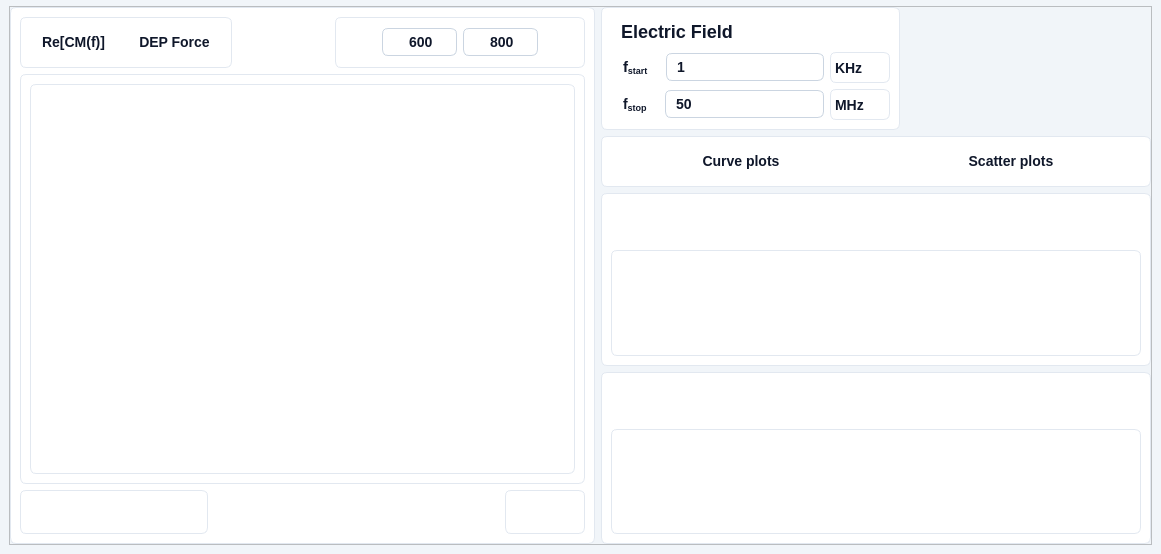
Old version of the form ui/main.ui in the repository IoanTivig/OpenDEP_View.
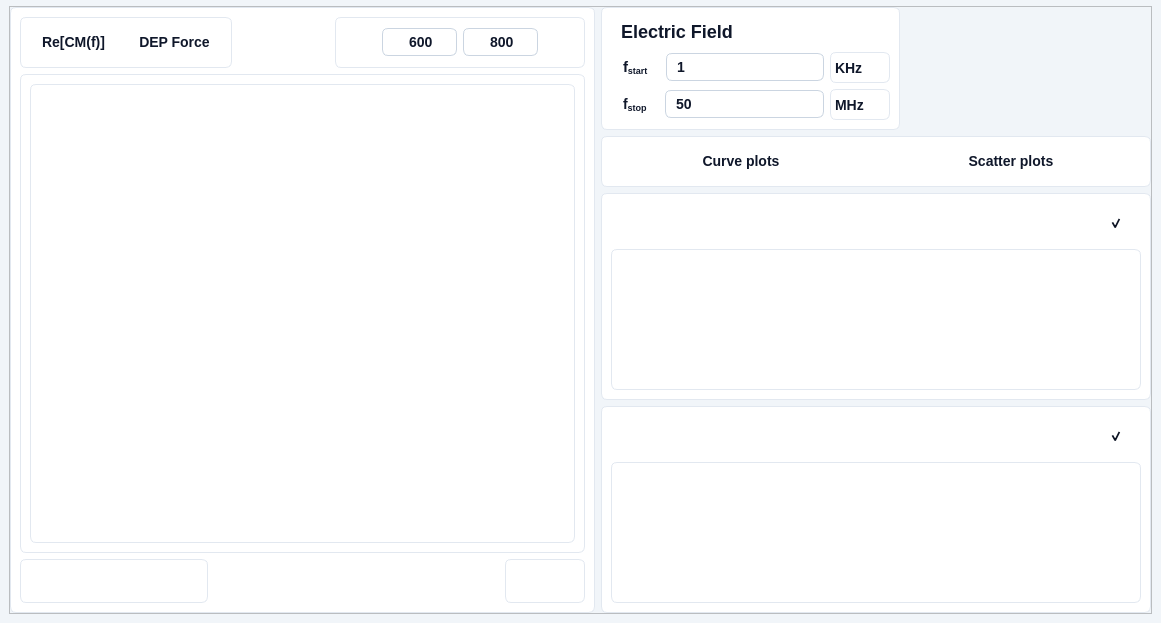
New version of the form. Icons and pictures are not drawn. Custom widgets are drawn as their Qt base class.

Patch:
```diff
--- a/ui/main.ui
+++ b/ui/main.ui
@@ -7,7 +7,7 @@
     <x>0</x>
     <y>0</y>
     <width>1161</width>
-    <height>554</height>
+    <height>623</height>
    </rect>
   </property>
   <property name="windowTitle">
@@ -1768,7 +1768,7 @@
                      <x>0</x>
                      <y>0</y>
                      <width>530</width>
-                     <height>98</height>
+                     <height>133</height>
                     </rect>
                    </property>
                    <property name="sizePolicy">
@@ -1813,6 +1813,18 @@
                 </item>
                 <item row="0" column="0">
                  <widget class="QFrame" name="pyqt5_frame_toolbar_graphcontent_3">
+                  <property name="minimumSize">
+                   <size>
+                    <width>0</width>
+                    <height>30</height>
+                   </size>
+                  </property>
+                  <property name="maximumSize">
+                   <size>
+                    <width>16777215</width>
+                    <height>40</height>
+                   </size>
+                  </property>
                   <property name="styleSheet">
                    <string notr="true">border: none;
 background: #FFFFFF;
@@ -2036,6 +2048,77 @@
                      </property>
                     </spacer>
                    </item>
+                   <item>
+                    <widget class="QCheckBox" name="pyqt5_checkbox_curves_visibility">
+                     <property name="sizePolicy">
+                      <sizepolicy hsizetype="Expanding" vsizetype="Expanding">
+                       <horstretch>0</horstretch>
+                       <verstretch>0</verstretch>
+                      </sizepolicy>
+                     </property>
+                     <property name="minimumSize">
+                      <size>
+                       <width>31</width>
+                       <height>31</height>
+                      </size>
+                     </property>
+                     <property name="maximumSize">
+                      <size>
+                       <width>31</width>
+                       <height>31</height>
+                      </size>
+                     </property>
+                     <property name="styleSheet">
+                      <string notr="true">/* Default State */
+QCheckBox {
+    border: none;    
+	background: transparent;  /* Ghost button with no background */
+    color: #0F172A;  /* Text color */
+    border-radius: 6px;  /* Rounded corners */
+    font-family: 'Segoe UI', sans-serif;  /* Font family */
+    font-style: normal;  /* Font style */
+    font-weight: 500;  /* Font weight */
+    font-size: 14px;  /* Font size */
+    line-height: 24px;  /* Line height */
+	padding: 4px;	
+}
+
+QCheckBox:hover {
+    /* Your styles for hover state */
+	 background: #F1F5F9;  /* slate/100 */
+
+}
+
+QCheckBox:pressed {
+    /* Your styles for pressed state */
+	background: #DEE8F2;  /* Pressed background color */
+
+}
+
+QCheckBox::indicator:checked {
+    /* Your styles for checked state */
+	image: url(:/ui/qt/resources/checkbox/visible_icon.png);
+}
+
+QCheckBox::indicator:unchecked {
+    /* Your styles for checked state */
+	image: url(:/ui/qt/resources/checkbox/hiden_icon.png);
+}
+
+QCheckBox:focused {
+    border: none;
+}
+
+</string>
+                     </property>
+                     <property name="text">
+                      <string/>
+                     </property>
+                     <property name="checked">
+                      <bool>true</bool>
+                     </property>
+                    </widget>
+                   </item>
                   </layout>
                  </widget>
                 </item>
@@ -2118,7 +2201,7 @@
                      <x>0</x>
                      <y>0</y>
                      <width>530</width>
-                     <height>97</height>
+                     <height>133</height>
                     </rect>
                    </property>
                    <property name="sizePolicy">
@@ -2163,6 +2246,18 @@
                 </item>
                 <item row="0" column="0">
                  <widget class="QFrame" name="pyqt5_frame_toolbar_graphcontent_4">
+                  <property name="minimumSize">
+                   <size>
+                    <width>0</width>
+                    <height>30</height>
+                   </size>
+                  </property>
+                  <property name="maximumSize">
+                   <size>
+                    <width>16777215</width>
+                    <height>40</height>
+                   </size>
+                  </property>
                   <property name="styleSheet">
                    <string notr="true">border: none;
 background: #FFFFFF;
@@ -2325,6 +2420,77 @@
                      </property>
                     </spacer>
                    </item>
+                   <item>
+                    <widget class="QCheckBox" name="pyqt5_checkbox_scatters_visibility">
+                     <property name="sizePolicy">
+                      <sizepolicy hsizetype="Expanding" vsizetype="Expanding">
+                       <horstretch>0</horstretch>
+                       <verstretch>0</verstretch>
+                      </sizepolicy>
+                     </property>
+                     <property name="minimumSize">
+                      <size>
+                       <width>31</width>
+                       <height>31</height>
+                      </size>
+                     </property>
+                     <property name="maximumSize">
+                      <size>
+                       <width>31</width>
+                       <height>31</height>
+                      </size>
+                     </property>
+                     <property name="styleSheet">
+                      <string notr="true">/* Default State */
+QCheckBox {
+    border: none;    
+	background: transparent;  /* Ghost button with no background */
+    color: #0F172A;  /* Text color */
+    border-radius: 6px;  /* Rounded corners */
+    font-family: 'Segoe UI', sans-serif;  /* Font family */
+    font-style: normal;  /* Font style */
+    font-weight: 500;  /* Font weight */
+    font-size: 14px;  /* Font size */
+    line-height: 24px;  /* Line height */
+	padding: 4px;	
+}
+
+QCheckBox:hover {
+    /* Your styles for hover state */
+	 background: #F1F5F9;  /* slate/100 */
+
+}
+
+QCheckBox:pressed {
+    /* Your styles for pressed state */
+	background: #DEE8F2;  /* Pressed background color */
+
+}
+
+QCheckBox::indicator:checked {
+    /* Your styles for checked state */
+	image: url(:/ui/qt/resources/checkbox/visible_icon.png);
+}
+
+QCheckBox::indicator:unchecked {
+    /* Your styles for checked state */
+	image: url(:/ui/qt/resources/checkbox/hiden_icon.png);
+}
+
+QCheckBox:focused {
+    border: none;
+}
+
+</string>
+                     </property>
+                     <property name="text">
+                      <string/>
+                     </property>
+                     <property name="checked">
+                      <bool>true</bool>
+                     </property>
+                    </widget>
+                   </item>
                   </layout>
                  </widget>
                 </item>
```
